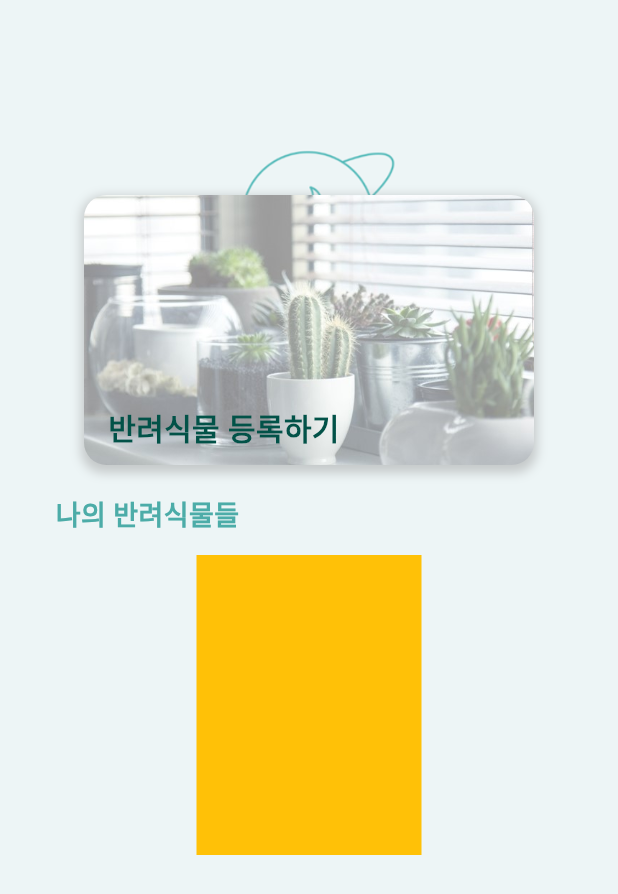
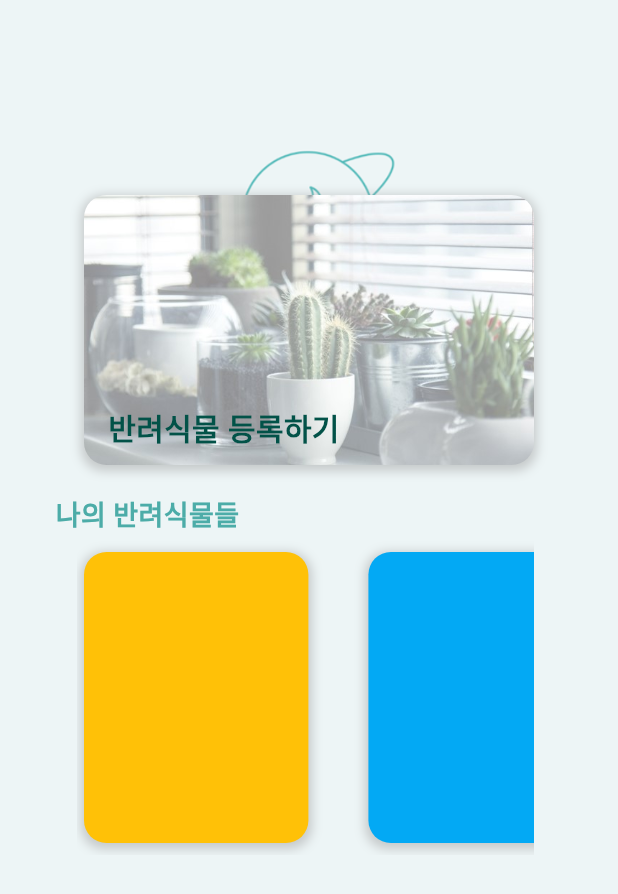
Before and after one commit to blackcat417/MadcampWeek3, a Flutter app: the HomeScreen screen opened directly, on a phone screen of 412 x 824 dp. Shown: the top 894 px of the screen. Run offline on Flutter 3.47's test engine with Material 3 defaults, Android fonts, the phone set to English and light mode, and no system bars; our stand-ins replace fluttertoast; network calls fail.

Commit message:
홈페이지 UI 저장, 로그인 회원가입 서버 연결
홈페이지 UI 저장, 로그인 회원가입 서버 연결

```diff
--- a/lib/Home.dart
+++ b/lib/Home.dart
@@ -40,7 +40,7 @@ class HomeScreen extends StatelessWidget {
                       color: Colors.grey.withOpacity(0.5),
                       spreadRadius: 2,
                       blurRadius: 5,
-                      offset: const Offset(0, 3),
+                      offset: const Offset(0, 2),
                     ),
                   ],
                 ),
@@ -79,11 +79,12 @@ class HomeScreen extends StatelessWidget {
 
           Positioned(
             right: (screenWidth - 300) / 2,
-            top: 370.0,
-            child: Container( // Container로 감싸서 크기 제한
-              width: 300,
-              height: 300,
-              child: YourGridView(),
+            top: 360.0,
+            child: SizedBox(
+              // 그리드뷰의 전체 크기 제한
+              width: 305,
+              height: 210,
+              child: MyPlantsGrid(),
             ),
           ),
         ],
@@ -113,14 +114,17 @@ final postList = [
   },
 ];
 
-class YourGridView extends StatelessWidget {
+class MyPlantsGrid extends StatelessWidget {
+  const MyPlantsGrid({super.key});
+
   @override
   Widget build(BuildContext context) {
     return GridView.builder(
       scrollDirection: Axis.horizontal,
-      gridDelegate: SliverGridDelegateWithFixedCrossAxisCount(
+      gridDelegate: const SliverGridDelegateWithFixedCrossAxisCount(
         crossAxisCount: 1,
-        mainAxisSpacing: 1.0,
+        mainAxisSpacing: 30.0, //아이템 간 메인이 되는 축 간격 조절
+        childAspectRatio: 5 / 3.8, //그리드뷰 안의 아이템 비율 조절
       ),
       itemCount: postList.length,
       itemBuilder: (BuildContext context, int index) {
@@ -131,15 +135,22 @@ class YourGridView extends StatelessWidget {
     );
   }
 
-  Container postContainer(
-      {Color colorName = Colors.black}) {
-    return Container(
-      width: 150,
-      height: 200,
-      child: Column(
-        children: [
-          Container(width: 150, height: 200, color: colorName),
+  Padding postContainer({Color colorName = Colors.black}) {
+    return Padding(
+      padding: const EdgeInsets.only(bottom: 8.0, top:8.0, right:5.0, left:5.0),
+      child: Container(
+        decoration: BoxDecoration(
+          color: colorName,
+          borderRadius: BorderRadius.circular(15.0), // 원하는 둥근 정도 설정
+          boxShadow: [
+            BoxShadow(
+              color: Colors.grey.withOpacity(0.5),
+              spreadRadius: 2,
+              blurRadius: 5,
+              offset: const Offset(0, 2),
+            ),
           ],
+        ),
       ),
     );
   }
--- a/lib/main.dart
+++ b/lib/main.dart
@@ -16,7 +16,7 @@
   @override
   Widget build(BuildContext context){
 
-    return const MaterialApp(
+    return MaterialApp(
       home: SplashScreen(),
     );
 
--- a/pubspec.yaml
+++ b/pubspec.yaml
@@ -31,6 +31,7 @@ dependencies:
   flutter:
     sdk: flutter
   http: ^0.13.4
+  fluttertoast: ^8.0.8
 
   # The following adds the Cupertino Icons font to your application.
   # Use with the CupertinoIcons class for iOS style icons.
```
Also changed, not shown: lib/EmailLogin.dart (+56 -16 lines), lib/Signup.dart (+65 -10 lines), lib/http.dart (deleted, +0 -15 lines), pubspec.lock, 1 other file. Lines whose indentation alone changed are shown as unchanged.
